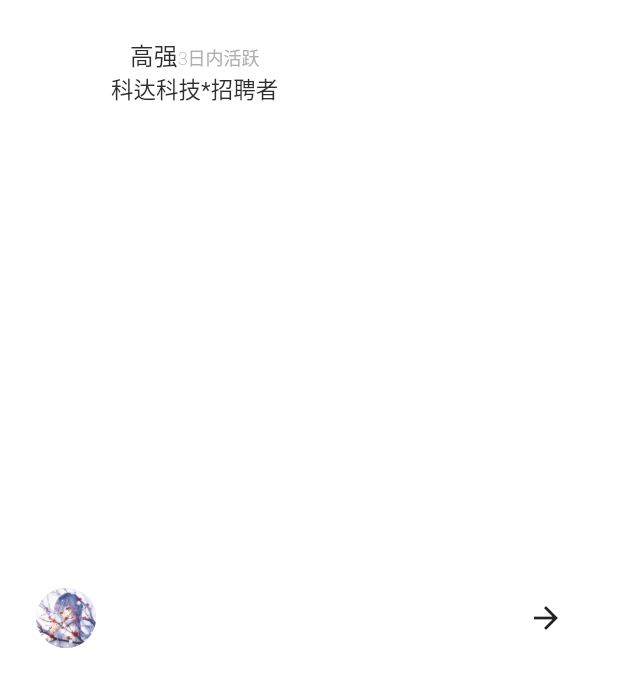
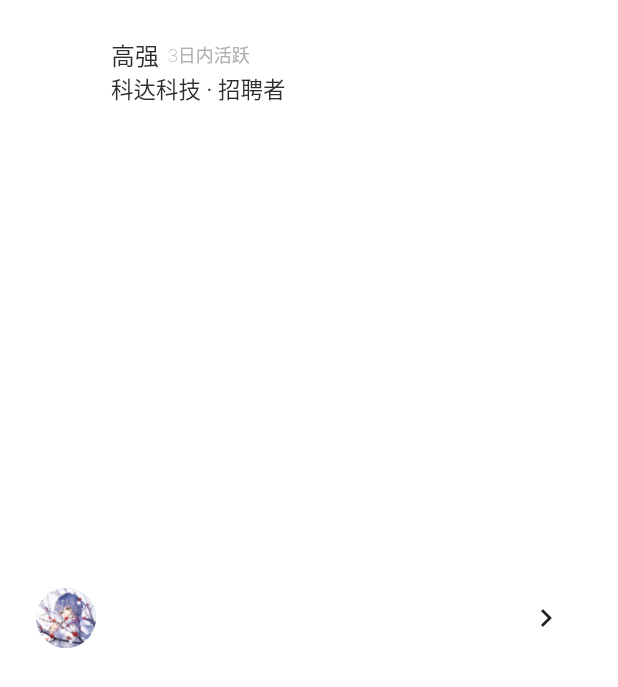
Before and after one commit to StuRuby/boss_zhipin, a Flutter app: the JobPublisherIntro widget shown alone on an empty page, opened directly, on a phone screen of 412 x 824 dp. Shown: the top 687 px of the screen. Run offline on Flutter 3.47's test engine with Material 2 defaults, Android fonts, the phone set to English and light mode, and no system bars; our stand-ins replace flutter_redux, redux; missing offline and left inert: lodash_dart.

Commit message:
feature:调整布局

```diff
--- a/lib/widgets/job_publisher_intro.dart
+++ b/lib/widgets/job_publisher_intro.dart
@@ -7,6 +7,7 @@ class JobPublisherIntro extends StatelessWidget {
       color: Colors.white,
       padding: const EdgeInsets.all(24.0),
       child: Row(
+        mainAxisAlignment: MainAxisAlignment.spaceBetween,
         children: <Widget>[
           Expanded(
             child: Row(
@@ -18,28 +19,30 @@ class JobPublisherIntro extends StatelessWidget {
                 ),
                 Padding(padding: const EdgeInsets.only(left: 5.0, right: 5.0)),
                 Column(
+                  mainAxisAlignment: MainAxisAlignment.start,
+                  crossAxisAlignment: CrossAxisAlignment.start,
                   children: <Widget>[
-                    Text.rich(
-                      TextSpan(
-                          text: '高强',
+                    Row(
+                      children: <Widget>[
+                        Text('高强',
                             style: TextStyle(
                               color: new Color.fromRGBO(46, 46, 46, 1),
                               fontSize: 16.0,
                               fontWeight: FontWeight.w400,
-                          ),
-                          children: <TextSpan>[
-                            TextSpan(
-                              text: '3日内活跃',
+                            )),
+                        Padding(padding: const EdgeInsets.only(right: 6.0)),
+                        Text(
+                          '3日内活跃',
                           style: TextStyle(
                             color: new Color.fromRGBO(176, 176, 176, 1),
                             fontSize: 12.0,
                             fontWeight: FontWeight.w200,
                           ),
-                            )
-                          ]),
+                        ),
+                      ],
                     ),
                     Text(
-                      '科达科技*招聘者',
+                      '科达科技 · 招聘者',
                       style: TextStyle(
                         color: new Color.fromRGBO(46, 46, 46, 1),
                         fontSize: 15.0,
@@ -51,7 +54,7 @@ class JobPublisherIntro extends StatelessWidget {
               ],
             ),
           ),
-          IconButton(icon: Icon(Icons.arrow_forward), onPressed: () {})
+          IconButton(icon: Icon(Icons.navigate_next), onPressed: () {})
         ],
       ),
     );
```
Lines whose indentation alone changed are shown as unchanged.
